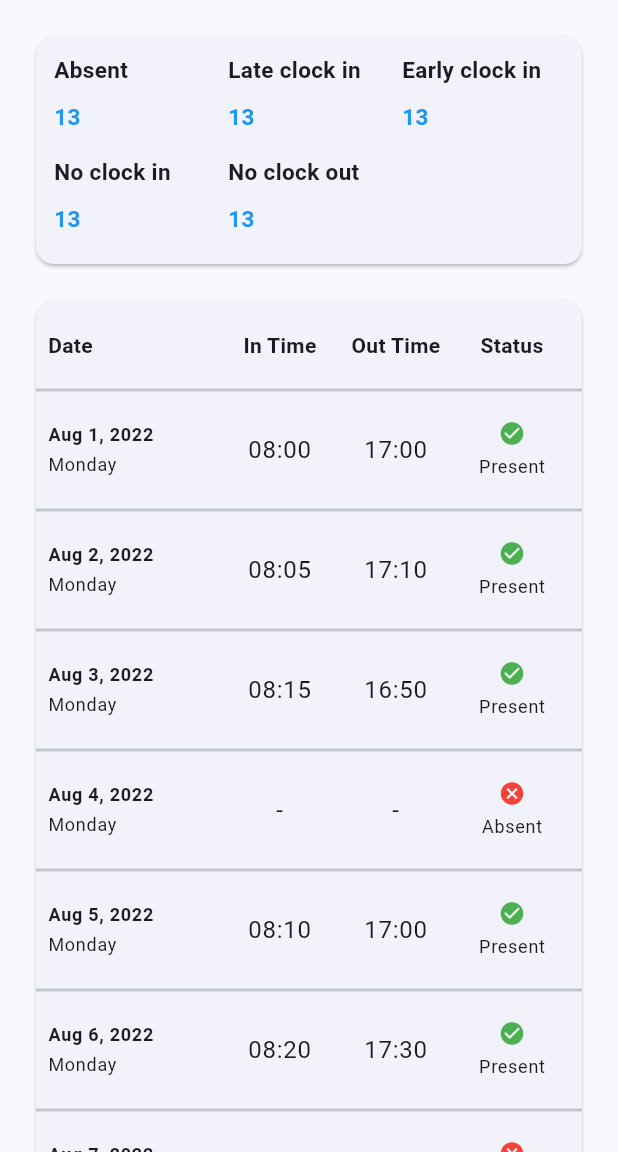
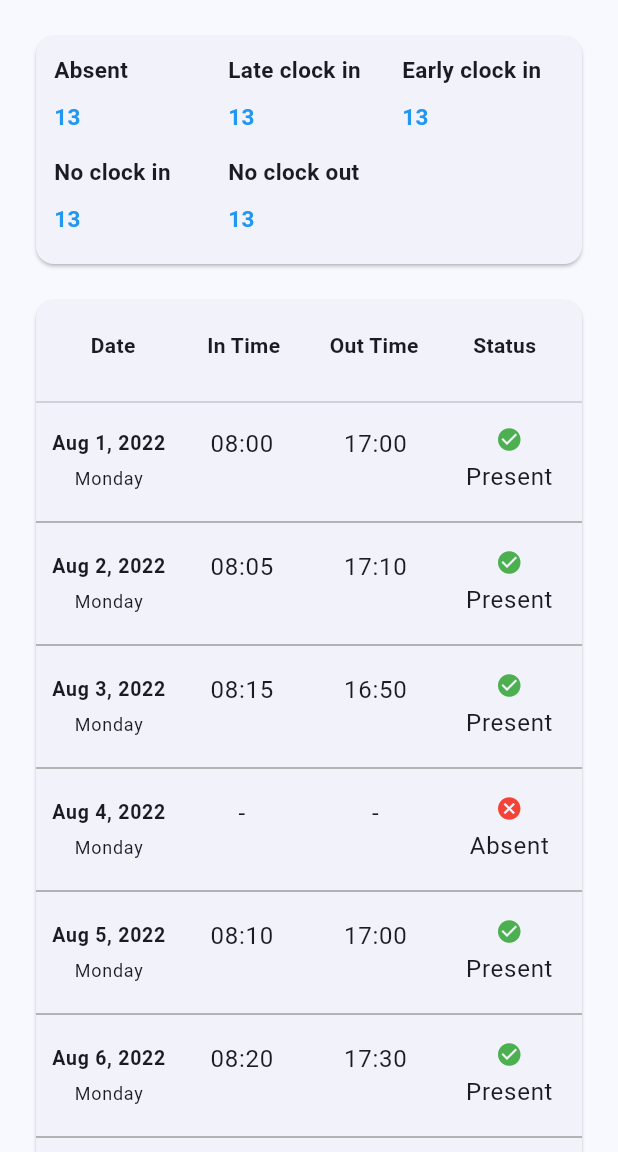
Before and after one commit to hidayattresnadi/Flutter_Project, a Flutter app: the AttendanceHistoryScreen screen opened directly, on a phone screen of 412 x 824 dp, the part 84-1236 px from its top. Run offline on Flutter 3.47's test engine with Material 3 defaults, Android fonts, the phone set to English and light mode, and no system bars; our stand-ins replace google_fonts.

Commit message:
modified header attandance log

```diff
--- a/hr_attendance_tracker/lib/screens/attendance_history.dart
+++ b/hr_attendance_tracker/lib/screens/attendance_history.dart
@@ -4,12 +4,14 @@ import 'package:intl/intl.dart';
 
 class AttendanceRecord {
   final String date;
+  final String day;
   final String checkIn;
   final String checkOut;
   final String status;
 
   AttendanceRecord({
     required this.date,
+    required this.day,
     required this.checkIn,
     required this.checkOut,
     required this.status,
@@ -17,44 +19,58 @@ class AttendanceRecord {
 }
 
 final List<AttendanceRecord> dummyRecords = [
+  // AttendanceRecord(
+  //   date: 'date',
+  //   day: '',
+  //   checkIn: 'check in',
+  //   checkOut: 'check out',
+  //   status: 'status',
+  // ),
   AttendanceRecord(
     date: 'Aug 1, 2022',
+    day: 'Monday',
     checkIn: '08:00',
     checkOut: '17:00',
     status: 'Present',
   ),
   AttendanceRecord(
     date: 'Aug 2, 2022',
+    day: 'Monday',
     checkIn: '08:05',
     checkOut: '17:10',
     status: 'Present',
   ),
   AttendanceRecord(
     date: 'Aug 3, 2022',
+    day: 'Monday',
     checkIn: '08:15',
     checkOut: '16:50',
     status: 'Present',
   ),
   AttendanceRecord(
     date: 'Aug 4, 2022',
+    day: 'Monday',
     checkIn: '-',
     checkOut: '-',
     status: 'Absent',
   ),
   AttendanceRecord(
     date: 'Aug 5, 2022',
+    day: 'Monday',
     checkIn: '08:10',
     checkOut: '17:00',
     status: 'Present',
   ),
   AttendanceRecord(
     date: 'Aug 6, 2022',
+    day: 'Monday',
     checkIn: '08:20',
     checkOut: '17:30',
     status: 'Present',
   ),
   AttendanceRecord(
     date: 'Aug 7, 2022',
+    day: 'Monday',
     checkIn: '-',
     checkOut: '-',
     status: 'Absent',
@@ -65,48 +81,107 @@ class AttendanceItem extends StatelessWidget {
   final AttendanceRecord record;
   const AttendanceItem({super.key, required this.record});
 
+  static const double dateWidth = 90;
+  static const double smallColWidth = 80;
+  static const double statusWidth = 90;
+
   @override
   Widget build(BuildContext context) {
-    return Column(
+    double screenWidth = MediaQuery.of(context).size.width;
+    double fontSize = screenWidth < 390 ? 12 : 14;
+    return ListTile(
+      contentPadding: const EdgeInsets.symmetric(horizontal: 8),
+      title: Row(
+        crossAxisAlignment: CrossAxisAlignment.center,
         children: [
-        const Divider(height: 24, thickness: 2),
-        ListTile(
-          contentPadding: EdgeInsets.symmetric(horizontal: 8),
-          title: Row(
-            children: [
-              // Date and Day
+          // DATE (column supaya bisa ada date + day)
           Expanded(
-                flex: 3,
+            flex: 1,
             child: Column(
-                  crossAxisAlignment: CrossAxisAlignment.start,
+              mainAxisAlignment: MainAxisAlignment.center,
+              // di Row
+              crossAxisAlignment: CrossAxisAlignment.center,
+
               children: [
                 Text(
                   record.date,
-                      style: const TextStyle(
+                  style: TextStyle(
+                    fontSize: record.day.isNotEmpty ? 13 : 16,
                     fontWeight: FontWeight.bold,
-                        fontSize: 12,
                   ),
                 ),
-                    const SizedBox(height: 2),
-                    const Text("Monday", style: TextStyle(fontSize: 12)),
+                if (record.day.isNotEmpty) const SizedBox(height: 4),
+                if (record.day.isNotEmpty)
+                  Text(record.day, style: const TextStyle(fontSize: 12)),
               ],
             ),
           ),
-              // Check-in
+
+          // spacing antar kolom (opsional)
+          const SizedBox(width: 8),
+
+          // CHECK IN
           Expanded(
-                flex: 2,
-                child: Text(record.checkIn, textAlign: TextAlign.center),
+            flex: 1,
+            child: Column(
+              mainAxisAlignment: MainAxisAlignment.center,
+              // di Row
+              crossAxisAlignment: CrossAxisAlignment.center,
+
+              children: [
+                Text(
+                  record.checkIn,
+                  textAlign: TextAlign.center,
+                  style: TextStyle(
+                    fontWeight: record.day.isNotEmpty
+                        ? FontWeight.normal
+                        : FontWeight.bold,
                   ),
-              // Check-out
+                ),
+                if (record.day.isNotEmpty) const SizedBox(height: 4),
+                if (record.day.isNotEmpty)
+                  Text('', style: const TextStyle(fontSize: 12)),
+              ],
+            ),
+          ),
+
+          const SizedBox(width: 8),
+
+          // CHECK OUT
           Expanded(
-                flex: 2,
-                child: Text(record.checkOut, textAlign: TextAlign.center),
+            flex: 1,
+            child: Column(
+              mainAxisAlignment: MainAxisAlignment.center,
+              // di Row
+              crossAxisAlignment: CrossAxisAlignment.center,
+
+              children: [
+                Text(
+                  record.checkOut,
+                  textAlign: TextAlign.center,
+                  style: TextStyle(
+                    fontWeight: record.day.isNotEmpty
+                        ? FontWeight.normal
+                        : FontWeight.bold,
                   ),
-              // Status (Icon + Text)
+                ),
+                if (record.day.isNotEmpty) const SizedBox(height: 4),
+                if (record.day.isNotEmpty)
+                  Text('', style: const TextStyle(fontSize: 12)),
+              ],
+            ),
+          ),
+
+          const SizedBox(width: 8),
+
+          // STATUS (SELALU Column supaya struktur sama di header & row)
           Expanded(
-                flex: 2,
+            flex: 1,
             child: Column(
+              mainAxisAlignment: MainAxisAlignment.center,
               children: [
+                if (record.status !=
+                    'status') // kalau bukan header, tampilkan icon
                   Icon(
                     record.status == 'Present'
                         ? Icons.check_circle
@@ -116,15 +191,21 @@ class AttendanceItem extends StatelessWidget {
                         ? Colors.green
                         : Colors.red,
                   ),
-                    const SizedBox(height: 4),
-                    Text(record.status, style: const TextStyle(fontSize: 12)),
-                  ],
+                if (record.status != 'status') const SizedBox(height: 4),
+                Text(
+                  record.status,
+                  style: TextStyle(
+                    fontSize: 16,
+                    fontWeight: record.day.isNotEmpty
+                        ? FontWeight.normal
+                        : FontWeight.bold,
                   ),
                 ),
               ],
             ),
           ),
         ],
+      ),
     );
   }
 }
@@ -242,21 +323,26 @@ Widget attendanceScreenBody() {
         // Attendance List Card
         Card(
           child: Column(
+            crossAxisAlignment: CrossAxisAlignment.center,
             children: [
               // Table Header
               Padding(
-                padding: const EdgeInsets.only(top: 20, left: 8, right: 8),
+                padding: const EdgeInsets.symmetric(
+                  horizontal: 8.0,
+                  vertical: 20,
+                ),
                 child: Row(
                   children: const [
                     Expanded(
-                      flex: 3,
+                      flex: 1,
                       child: Text(
                         'Date',
                         style: TextStyle(fontWeight: FontWeight.bold),
+                        textAlign: TextAlign.center,
                       ),
                     ),
                     Expanded(
-                      flex: 2,
+                      flex: 1,
                       child: Text(
                         'In Time',
                         style: TextStyle(fontWeight: FontWeight.bold),
@@ -264,7 +350,7 @@ Widget attendanceScreenBody() {
                       ),
                     ),
                     Expanded(
-                      flex: 2,
+                      flex: 1,
                       child: Text(
                         'Out Time',
                         style: TextStyle(fontWeight: FontWeight.bold),
@@ -272,7 +358,7 @@ Widget attendanceScreenBody() {
                       ),
                     ),
                     Expanded(
-                      flex: 2,
+                      flex: 1,
                       child: Text(
                         'Status',
                         style: TextStyle(fontWeight: FontWeight.bold),
@@ -282,16 +368,22 @@ Widget attendanceScreenBody() {
                   ],
                 ),
               ),
-
-              const SizedBox(height: 8),
+              // const SizedBox(height: 40),
+              Divider(thickness: 1),
               // List attendance
-              ListView.builder(
+              ListView.separated(
                 shrinkWrap: true,
-                physics:
-                    const NeverScrollableScrollPhysics(), // Biar scroll-nya dari luar
+                physics: const NeverScrollableScrollPhysics(),
                 itemCount: dummyRecords.length,
                 itemBuilder: (context, index) {
                   return AttendanceItem(record: dummyRecords[index]);
+                },
+                separatorBuilder: (context, index) {
+                  return const Divider(
+                    thickness: 1,
+                    color: Colors.grey,
+                    height: 20, // jarak vertikal
+                  );
                 },
               ),
             ],
```
Lines whose indentation alone changed are shown as unchanged.
